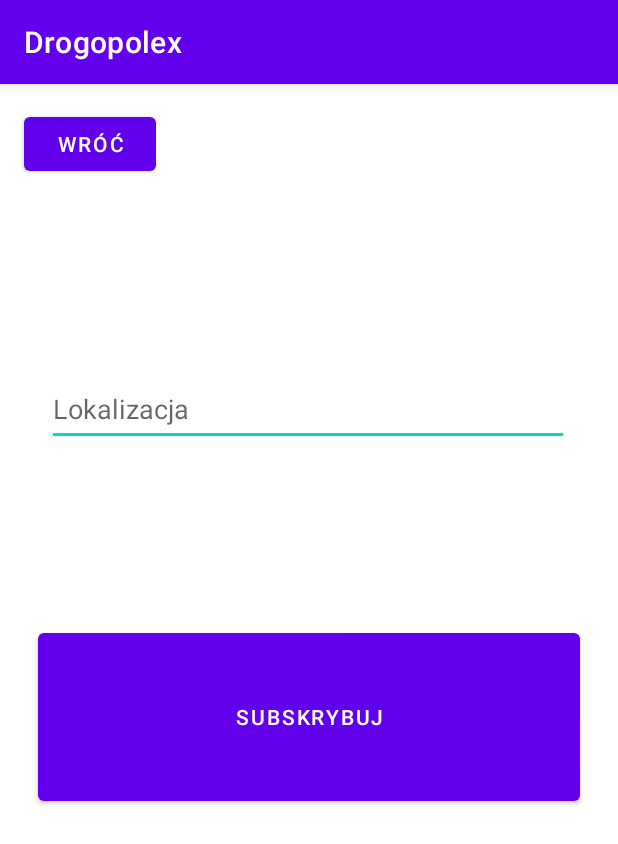
After one commit to MnichPawel/Drogopolex-Frontend, an Android app: the SubscribeActivity screen opened directly, with no data from a screen before it, on a phone screen of 412 x 824 dp. The commit adds this screen. Shown: the top 844 px of the screen. Run offline under Robolectric (Android 15) with nearby library versions, the phone set to English and light mode, and no system bars; our stand-ins replace Volley; network calls fail.

Commit message:
added SubscribeActivity

```diff
--- a/app/src/main/AndroidManifest.xml
+++ b/app/src/main/AndroidManifest.xml
@@ -16,9 +16,10 @@
         android:roundIcon="@mipmap/ic_launcher_round"
         android:supportsRtl="true"
         android:theme="@style/Theme.Drogopolex">
-        <activity android:name=".EventsActivity"></activity>
+        <activity android:name=".EventsActivity" />
         <activity android:name=".SubscriptionsActivity" />
         <activity android:name=".NewEventActivity" />
+        <activity android:name=".SubscribeActivity" />
         <activity android:name=".LoggedInMenuActivity" />
         <activity android:name=".RegisterActivity" />
         <activity
--- /dev/null
+++ b/app/src/main/java/com/example/drogopolex/SubscribeActivity.java
@@ -0,0 +1,115 @@
+package com.example.drogopolex;
+
+import android.content.Context;
+import android.content.Intent;
+import android.content.SharedPreferences;
+import android.os.Bundle;
+import android.view.View;
+import android.widget.Button;
+import android.widget.EditText;
+import android.widget.Toast;
+
+import com.android.volley.Request;
+import com.android.volley.Response;
+import com.android.volley.VolleyError;
+import com.android.volley.toolbox.JsonObjectRequest;
+
+import org.json.JSONException;
+import org.json.JSONObject;
+
+import androidx.appcompat.app.AppCompatActivity;
+
+public class SubscribeActivity extends AppCompatActivity {
+    Button goToLoggedInMenuActivity;
+    Button subscribe;
+    EditText localizationInput;
+
+    @Override
+    protected void onCreate(Bundle savedInstanceState) {
+        super.onCreate(savedInstanceState);
+        setContentView(R.layout.activity_subcribe);
+
+        goToLoggedInMenuActivity = (Button) findViewById(R.id.go_back_subscribe);
+        subscribe = (Button) findViewById(R.id.subscribeButton);
+        localizationInput = (EditText) findViewById(R.id.editTextLocalization2);
+
+        goToLoggedInMenuActivity.setOnClickListener(new View.OnClickListener() {
+            @Override
+            public void onClick(View view) {
+                goToLoggedInMenuActivity();
+            }
+        });
+
+        subscribe.setOnClickListener(new View.OnClickListener() {
+            @Override
+            public void onClick(View v) {
+                addEventRequest();
+            }
+        });
+
+        SharedPreferences sp = getSharedPreferences("DrogopolexSettings", Context.MODE_PRIVATE);
+        if(!sp.getBoolean("loggedIn", false)){
+            goToMainActivity();
+        }
+    }
+
+    private void goToLoggedInMenuActivity() {
+        Intent goToLoggedInMenuActivityIntent = new Intent(this, LoggedInMenuActivity.class);
+        startActivity(goToLoggedInMenuActivityIntent);
+    }
+
+    private void goToMainActivity() {
+        Intent goToMainActivityIntent = new Intent(this, MainActivity.class);
+        startActivity(goToMainActivityIntent);
+    }
+
+    private void addEventRequest() {
+        SharedPreferences sp = getSharedPreferences("DrogopolexSettings", Context.MODE_PRIVATE);
+        String email = sp.getString("email", "");
+        String token = sp.getString("token", "");
+
+        String localization = localizationInput.getText().toString();
+        String coordinates = "(200, 300)";
+
+        try {
+            JSONObject jsonObject = new JSONObject();
+            jsonObject.put("localization", localization);
+            jsonObject.put("coordinates", coordinates);
+            jsonObject.put("email", email);
+            jsonObject.put("token", token);
+
+            String url = "http://10.0.2.2:5000/subscribe";
+            JsonObjectRequest objectRequest = new JsonObjectRequest(Request.Method.POST, url, jsonObject, new Response.Listener<JSONObject>() {
+                @Override
+                public void onResponse(JSONObject response) {
+                    boolean isSuccess = false;
+                    String stringError = "";
+
+                    try {
+                        isSuccess = response.getBoolean("success");
+                        stringError = response.getString("error");
+                    } catch (JSONException e) {
+                        e.printStackTrace();
+                    }
+
+                    if (isSuccess) {
+                        Toast.makeText(getApplicationContext(), "Zasubskrybowano lokalizację", Toast.LENGTH_LONG).show();
+                        goToLoggedInMenuActivity();
+                    } else {
+                        Toast.makeText(getApplicationContext(), stringError, Toast.LENGTH_LONG).show();
+                    }
+                }
+            }, new Response.ErrorListener() {
+                @Override
+                public void onErrorResponse(VolleyError error) {
+                    Toast.makeText(getApplicationContext(), "Error", Toast.LENGTH_LONG).show();
+                }
+            });
+
+            RequestSingleton.getInstance(this).addToRequestQueue(objectRequest);
+
+        } catch (JSONException e) {
+            e.printStackTrace();
+        }
+    }
+}
--- /dev/null
+++ b/app/src/main/res/layout/activity_subcribe.xml
@@ -0,0 +1,43 @@
+<?xml version="1.0" encoding="utf-8"?>
+<androidx.constraintlayout.widget.ConstraintLayout xmlns:android="http://schemas.android.com/apk/res/android"
+    xmlns:app="http://schemas.android.com/apk/res-auto"
+    xmlns:tools="http://schemas.android.com/tools"
+    android:layout_width="match_parent"
+    android:layout_height="match_parent"
+    tools:context=".NewEventActivity">
+
+    <Button
+        android:id="@+id/subscribeButton"
+        android:layout_width="361dp"
+        android:layout_height="124dp"
+        android:layout_marginTop="360dp"
+        android:text="@string/subscribe"
+        app:layout_constraintEnd_toEndOf="parent"
+        app:layout_constraintStart_toStartOf="parent"
+        app:layout_constraintTop_toTopOf="parent" />
+
+    <Button
+        android:id="@+id/go_back_subscribe"
+        android:layout_width="wrap_content"
+        android:layout_height="wrap_content"
+        android:layout_marginStart="16dp"
+        android:layout_marginTop="16dp"
+        android:text="@string/go_back_button"
+        app:layout_constraintStart_toStartOf="parent"
+        app:layout_constraintTop_toTopOf="parent" />
+
+    <EditText
+        android:id="@+id/editTextLocalization2"
+        android:layout_width="348dp"
+        android:layout_height="49dp"
+        android:layout_marginTop="192dp"
+        android:ems="10"
+        android:hint="@string/localization"
+        android:importantForAutofill="no"
+        android:inputType="text"
+        app:layout_constraintEnd_toEndOf="parent"
+        app:layout_constraintHorizontal_bias="0.488"
+        app:layout_constraintStart_toStartOf="parent"
+        app:layout_constraintTop_toTopOf="parent" />
+
+</androidx.constraintlayout.widget.ConstraintLayout>
--- a/app/src/main/res/values/strings.xml
+++ b/app/src/main/res/values/strings.xml
@@ -14,4 +14,6 @@
     <string name="add_event">Dodaj zdarzenie</string>
     <string name="localization">Lokalizacja</string>
     <string name="event_type">Typ zdarzenia</string>
+    <string name="subscribe">Subskrybuj</string>
+    <string name="dodajSubskrypcje">Dodaj</string>
 </resources>
```
Also changed, not shown: app/src/main/java/com/example/drogopolex/LoginActivity.java (+7 -8 lines), app/src/main/java/com/example/drogopolex/SubscriptionsActivity.java (+18 -2 lines), app/src/main/res/layout/activity_subscriptions.xml (+10 -0 lines).
